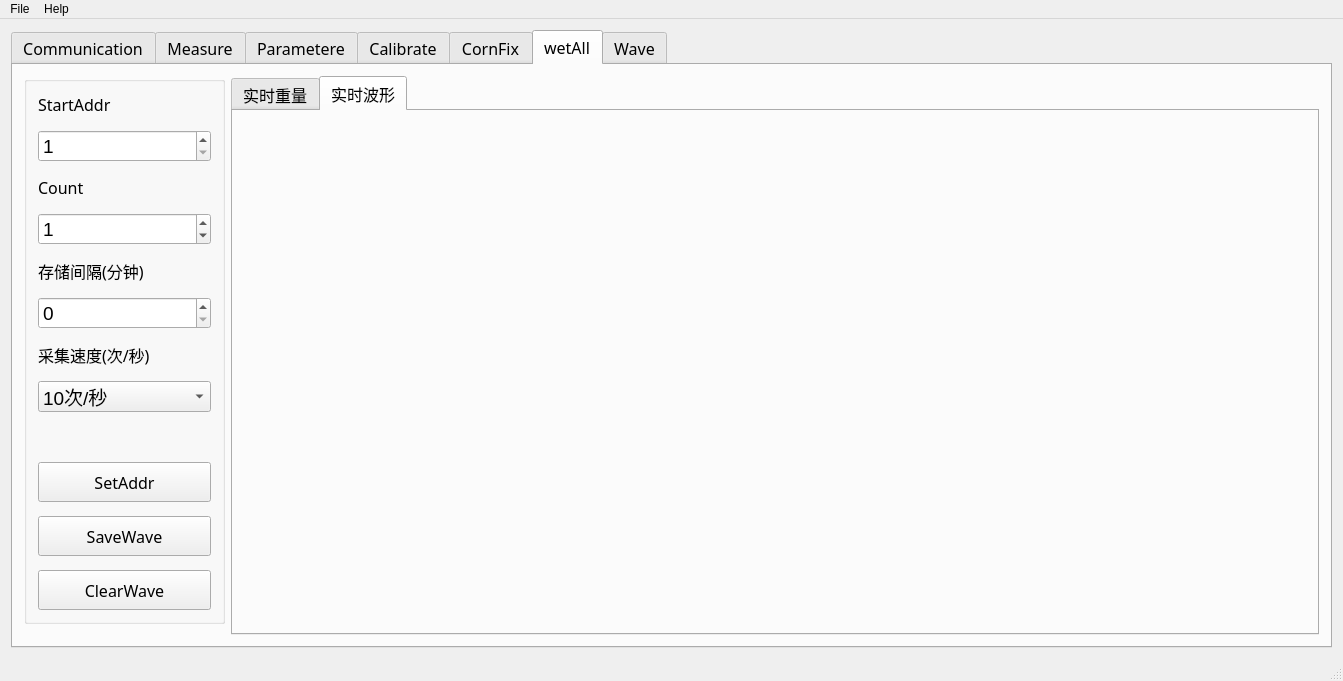
Above: mainwindow.ui from byteman/WFace before the change. Below: the same form after it.
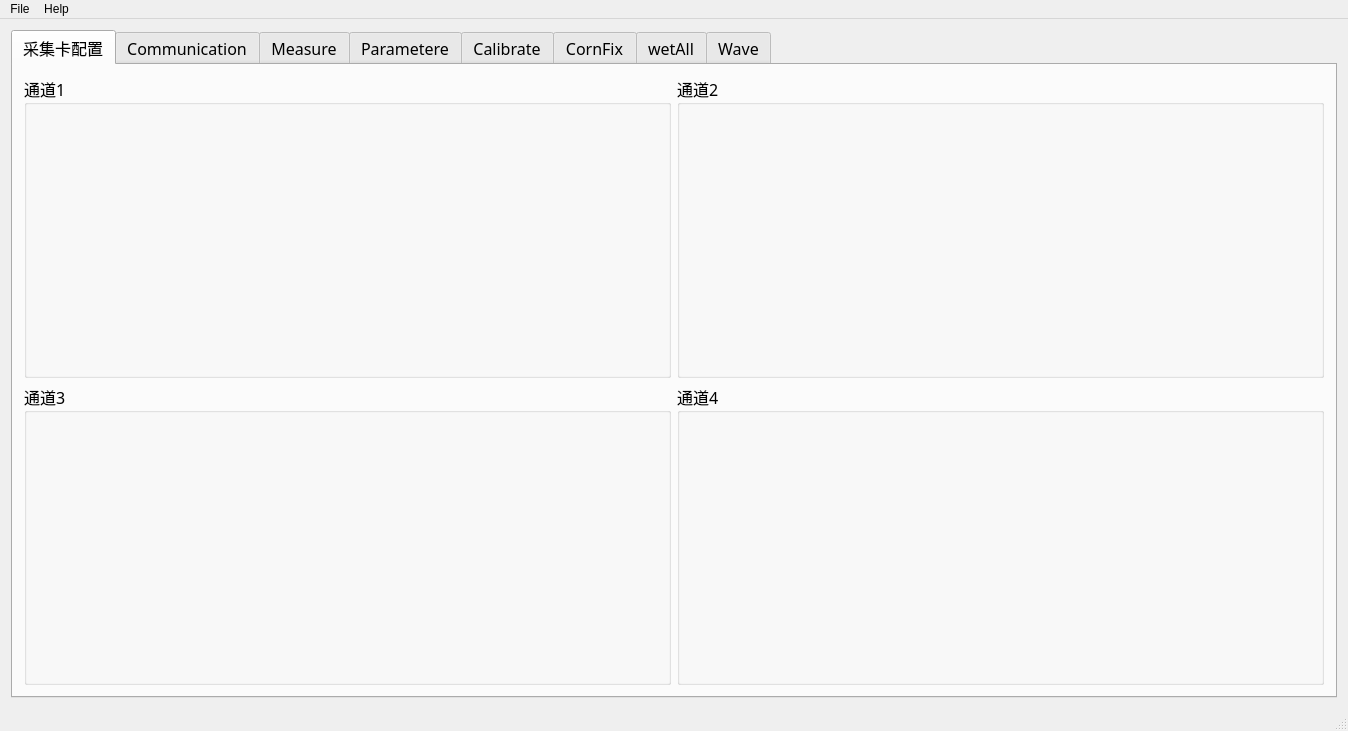
That is the form after the change. The open tabs and pages were chosen to show the change. Custom widgets are drawn as their Qt base class.

Commit message: add USB信号采集卡功能

The edit to the form file:
```diff
--- a/mainwindow.ui
+++ b/mainwindow.ui
@@ -6,8 +6,8 @@
    <rect>
     <x>0</x>
     <y>0</y>
-    <width>1343</width>
-    <height>681</height>
+    <width>1348</width>
+    <height>731</height>
    </rect>
   </property>
   <property name="sizePolicy">
@@ -46,6 +46,41 @@
       <property name="currentIndex">
        <number>0</number>
       </property>
+      <widget class="QWidget" name="tab_8">
+       <attribute name="title">
+        <string>采集卡配置</string>
+       </attribute>
+       <layout class="QGridLayout" name="gridLayout_5">
+        <item row="0" column="0">
+         <widget class="QGroupBox" name="grpChan1">
+          <property name="title">
+           <string>通道1</string>
+          </property>
+         </widget>
+        </item>
+        <item row="0" column="1">
+         <widget class="QGroupBox" name="grpChan2">
+          <property name="title">
+           <string>通道2</string>
+          </property>
+         </widget>
+        </item>
+        <item row="1" column="0">
+         <widget class="QGroupBox" name="grpChan3">
+          <property name="title">
+           <string>通道3</string>
+          </property>
+         </widget>
+        </item>
+        <item row="1" column="1">
+         <widget class="QGroupBox" name="grpChan4">
+          <property name="title">
+           <string>通道4</string>
+          </property>
+         </widget>
+        </item>
+       </layout>
+      </widget>
       <widget class="QWidget" name="tab">
        <attribute name="title">
         <string>Communication</string>
@@ -1804,8 +1839,8 @@
     <rect>
      <x>0</x>
      <y>0</y>
-     <width>1343</width>
-     <height>23</height>
+     <width>1348</width>
+     <height>30</height>
     </rect>
    </property>
    <widget class="QMenu" name="menuChange">
```
Left out of the diff: 59 changed lines with no effect on the pictures. Lines whose indentation alone changed are shown as unchanged. The commit also changes 16 other files.
